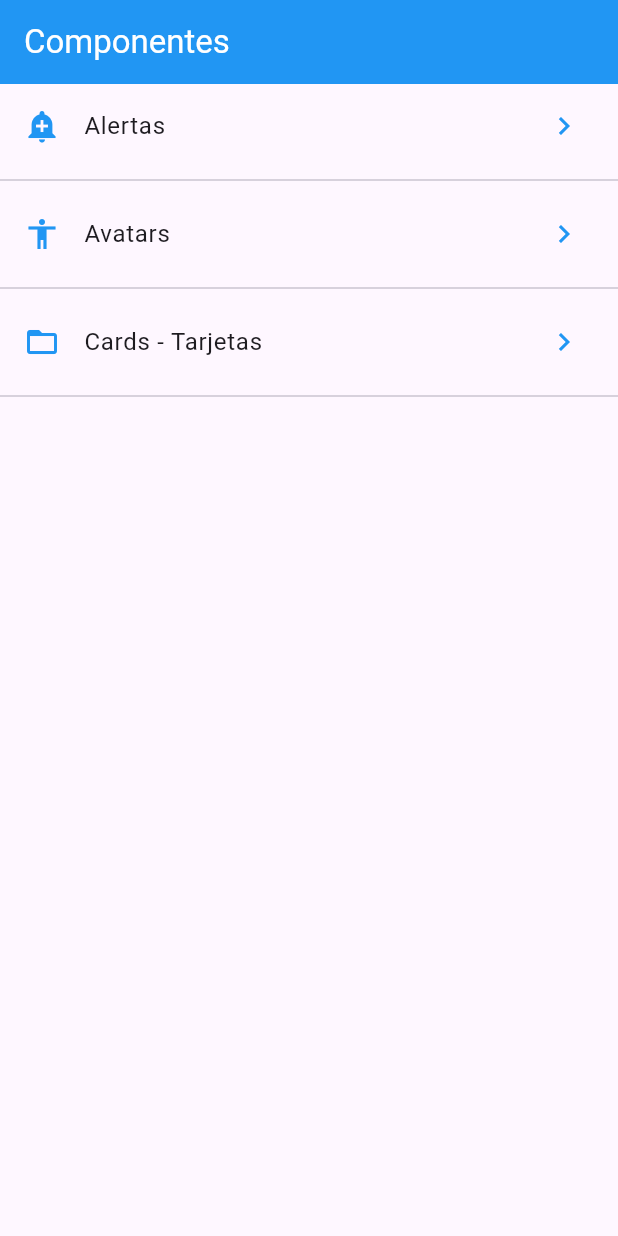
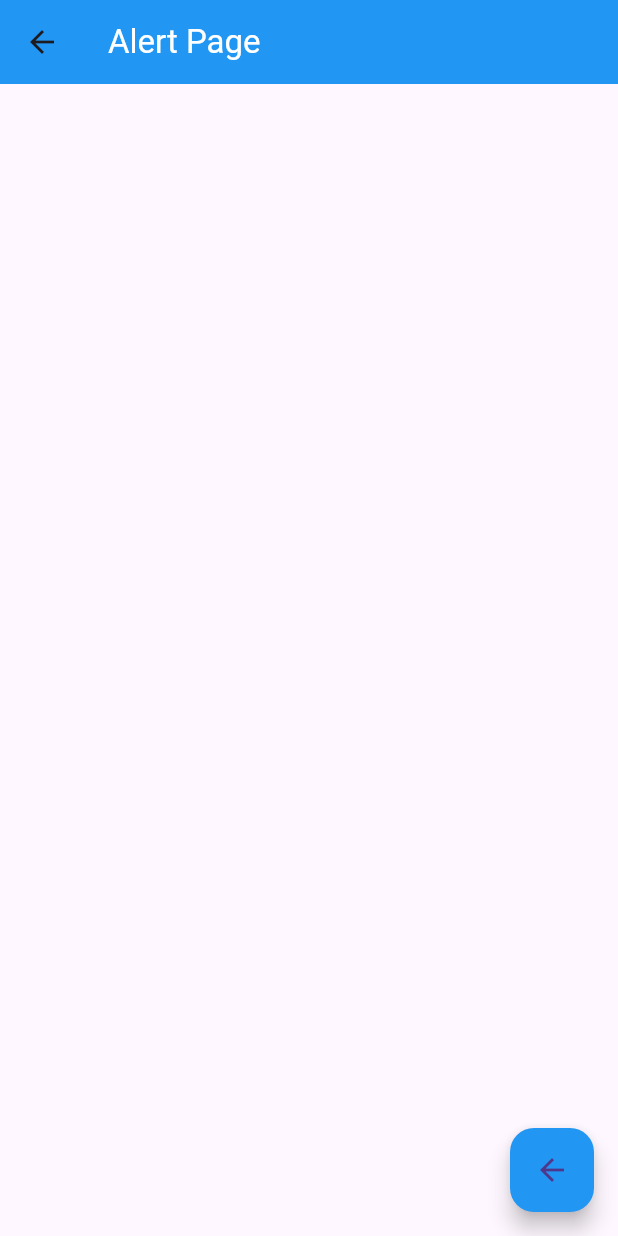
Before and after one commit to deniswou/flutter_app, a Flutter app: the screen it shows after launch, after a tap on "Cards - Tarjetas", on a phone screen of 412 x 824 dp. Run offline on Flutter 3.47's test engine with Material 3 defaults, Android fonts, the phone set to English and light mode, and no system bars.

Commit message:
add routes

```diff
--- a/lib/main.dart
+++ b/lib/main.dart
@@ -1,5 +1,6 @@
 import 'package:flutter/material.dart';
-import 'package:flutter_app/src/pages/home_page.dart';
+import 'package:flutter_app/src/pages/alert_page.dart';
+import 'package:flutter_app/src/routes/routes.dart';
 
 void main() => runApp(MyApp());
 
@@ -10,7 +11,14 @@ class MyApp extends StatelessWidget {
     return MaterialApp(
       title: 'Flutter App',
       debugShowCheckedModeBanner: false,
-      home: HomePage(),
+      initialRoute: '/',
+      routes: getApplicationRoutes(),
+      onGenerateRoute: (RouteSettings settings){
+        print('Ruta: ${settings.name}');
+        return MaterialPageRoute(
+          builder: (BuildContext context) => AlertPage(),
+        );
+      },
     );
   }
 }
--- /dev/null
+++ b/lib/src/pages/alert_page.dart
@@ -0,0 +1,21 @@
+import 'package:flutter/material.dart';
+
+
+class AlertPage extends StatelessWidget{
+  @override
+  Widget build(BuildContext context){
+    return Scaffold(
+      appBar: AppBar(
+        title: Text('Alert Page', style: TextStyle(color: Colors.white)),
+        backgroundColor: Colors.blue,
+      ),
+      floatingActionButton: FloatingActionButton(
+        child: Icon(Icons.arrow_back),
+        backgroundColor: Colors.blue,
+        onPressed: (){
+          Navigator.pop(context);
+        },
+      ),
+    );
+  }
+}
--- /dev/null
+++ b/lib/src/pages/avatar_page.dart
@@ -0,0 +1,14 @@
+import 'package:flutter/material.dart';
+
+
+class AvatarPage extends StatelessWidget{
+  @override
+  Widget build(BuildContext context){
+    return Scaffold(
+      appBar: AppBar(
+        title: Text('Avatar Page', style: TextStyle(color: Colors.white)),
+        backgroundColor: Colors.blue,
+      ),
+    );
+  }
+}
--- a/lib/src/pages/home_page.dart
+++ b/lib/src/pages/home_page.dart
@@ -1,4 +1,5 @@
 import 'package:flutter/material.dart';
+import 'package:flutter_app/src/pages/alert_page.dart';
 import 'package:flutter_app/src/provider/menu_provider.dart';
 
 import '../utils/icono_string_util.dart';
@@ -23,13 +24,13 @@ Widget _lista() {
     initialData: [],
     builder: (context, AsyncSnapshot<List<dynamic>> snapshot){
       return ListView(
-        children: _listaItems(snapshot.data!),
+        children: _listaItems(snapshot.data!, context),
       );
     },
   );
 }
 
-List<Widget> _listaItems(List<dynamic> data) {
+List<Widget> _listaItems(List<dynamic> data, BuildContext context) {
   final List<Widget> opciones = [];
   data.forEach((opt){
     final widgetTemp = ListTile(
@@ -37,7 +38,7 @@ List<Widget> _listaItems(List<dynamic> data) {
       leading: getIcon(opt['icon']),
       trailing: Icon(Icons.keyboard_arrow_right, color: Colors.blue),
       onTap: (){
-
+        Navigator.pushNamed(context, opt['ruta']);
       },
     );
     opciones..add(widgetTemp)
--- /dev/null
+++ b/lib/src/routes/routes.dart
@@ -0,0 +1,12 @@
+import 'package:flutter/material.dart';
+import 'package:flutter_app/src/pages/alert_page.dart';
+import 'package:flutter_app/src/pages/avatar_page.dart';
+import 'package:flutter_app/src/pages/home_page.dart';
+
+Map<String, WidgetBuilder> getApplicationRoutes(){
+return <String, WidgetBuilder>{
+        '/'       : (BuildContext context) => HomePage(),
+        'alert'   : (BuildContext context) => AlertPage(),
+        'avatar'  : (BuildContext context) => AvatarPage(),
+};
+}
```
